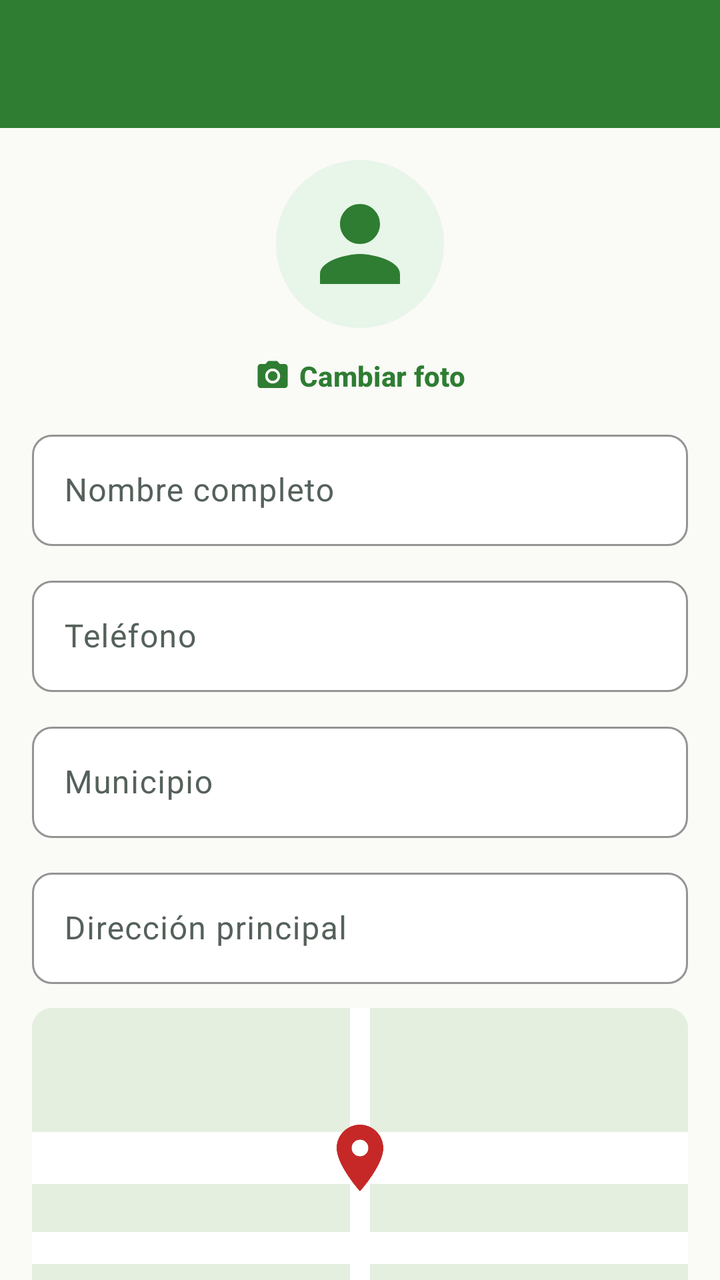
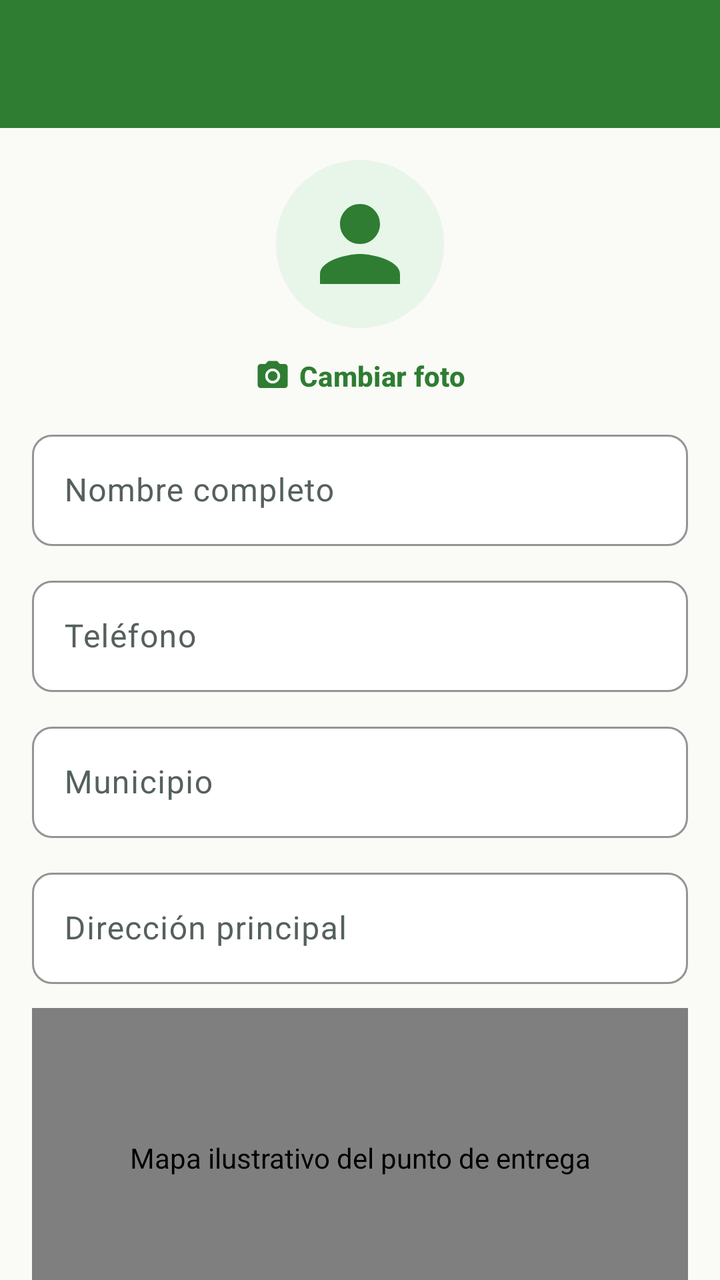

Screens rendered from an Android XML layout before and after an edit, with the pre-edit source and the edit as a unified diff.
<!-- AndroidManifest.xml: application theme Theme.AgroSabana -->
<!-- res/layout/activity_edit_profile.xml -->
<?xml version="1.0" encoding="utf-8"?>
<LinearLayout xmlns:android="http://schemas.android.com/apk/res/android" xmlns:app="http://schemas.android.com/apk/res-auto" xmlns:tools="http://schemas.android.com/tools" android:layout_width="match_parent" android:layout_height="match_parent" android:background="@color/surface_page" android:orientation="vertical">
    <com.google.android.material.appbar.MaterialToolbar android:id="@+id/toolbar" android:layout_width="match_parent" android:layout_height="wrap_content" />
    <androidx.core.widget.NestedScrollView android:layout_width="match_parent" android:layout_height="0dp" android:layout_weight="1">
    <LinearLayout style="@style/Layout.Page">
        <ImageView android:id="@+id/avatar" android:layout_width="@dimen/avatar_size" android:layout_height="@dimen/avatar_size" android:layout_gravity="center_horizontal" android:background="@drawable/bg_avatar" android:contentDescription="@string/photo_description" android:padding="@dimen/space_m" android:src="@drawable/ic_person" app:tint="?attr/agroAccentText" />
        <com.google.android.material.button.MaterialButton android:id="@+id/photoButton" style="@style/Widget.AgroSabana.Button.Text" android:layout_width="wrap_content" android:layout_height="wrap_content" android:layout_gravity="center_horizontal" android:text="@string/change_photo" app:icon="@drawable/ic_camera" />
        <com.google.android.material.textfield.TextInputLayout android:id="@+id/nameLayout" android:layout_width="match_parent" android:layout_height="wrap_content" android:layout_marginBottom="@dimen/space_m" android:hint="@string/full_name" >
            <com.google.android.material.textfield.TextInputEditText android:id="@+id/name" android:layout_width="match_parent" android:layout_height="wrap_content" android:inputType="textPersonName" />
        </com.google.android.material.textfield.TextInputLayout>
        <com.google.android.material.textfield.TextInputLayout android:id="@+id/phoneLayout" android:layout_width="match_parent" android:layout_height="wrap_content" android:layout_marginBottom="@dimen/space_m" android:hint="@string/phone" >
            <com.google.android.material.textfield.TextInputEditText android:id="@+id/phone" android:layout_width="match_parent" android:layout_height="wrap_content" android:inputType="phone" />
        </com.google.android.material.textfield.TextInputLayout>
        <com.google.android.material.textfield.TextInputLayout android:id="@+id/municipalityLayout" android:layout_width="match_parent" android:layout_height="wrap_content" android:layout_marginBottom="@dimen/space_m" android:hint="@string/municipality" >
            <com.google.android.material.textfield.TextInputEditText android:id="@+id/municipality" android:layout_width="match_parent" android:layout_height="wrap_content" android:inputType="textCapWords" />
        </com.google.android.material.textfield.TextInputLayout>
        <com.google.android.material.textfield.TextInputLayout android:id="@+id/addressLayout" android:layout_width="match_parent" android:layout_height="wrap_content" android:layout_marginBottom="@dimen/space_m" android:hint="@string/main_address" >
            <com.google.android.material.textfield.TextInputEditText android:id="@+id/address" android:layout_width="match_parent" android:layout_height="wrap_content" android:inputType="textPostalAddress" />
        </com.google.android.material.textfield.TextInputLayout>
        <FrameLayout android:layout_width="match_parent" android:layout_height="@dimen/map_height" android:layout_marginBottom="@dimen/space_m"
            android:background="@drawable/bg_map_placeholder" android:contentDescription="@string/map_description">
            <ImageView android:layout_width="40dp" android:layout_height="40dp" android:layout_gravity="center" android:importantForAccessibility="no"
                android:src="@drawable/ic_pin" app:tint="@color/state_error" />
            
        </FrameLayout>
        <com.google.android.material.button.MaterialButton android:id="@+id/saveButton" android:layout_width="match_parent" android:layout_height="wrap_content" android:text="@string/save_changes" />
    </LinearLayout>
    </androidx.core.widget.NestedScrollView>
</LinearLayout>
<!-- resources referenced by this layout -->
<resources>
  <color name="state_error">#C62828</color>
  <color name="surface_page">#FAFAF7</color>
  <dimen name="avatar_size">84dp</dimen>
  <dimen name="map_height">150dp</dimen>
  <dimen name="space_m">12dp</dimen>
  <!-- drawable bg_avatar (drawable) -->
  <?xml version="1.0" encoding="utf-8"?>
  <shape xmlns:android="http://schemas.android.com/apk/res/android" android:shape="oval">
      <solid android:color="@color/surface_tint" />
  </shape>
  <string name="change_photo">Cambiar foto</string>
  <string name="full_name">Nombre completo</string>
  <string name="main_address">Dirección principal</string>
  <string name="map_description">Mapa ilustrativo del punto de entrega</string>
  <string name="municipality">Municipio</string>
  <string name="phone">Teléfono</string>
  <string name="photo_description">Foto</string>
  <string name="save_changes">Guardar cambios</string>
  <style name="Layout.Page" parent="">
          <item name="android:layout_width">match_parent</item>
          <item name="android:layout_height">wrap_content</item>
          <item name="android:orientation">vertical</item>
          <item name="android:padding">@dimen/space_l</item>
      </style>
  <style name="Widget.AgroSabana.Button.Text" parent="Widget.Material3.Button.TextButton">
          <item name="android:minHeight">@dimen/touch_min</item>
          <item name="android:textAllCaps">false</item>
          <item name="android:textColor">@color/text_accent</item>
      </style>
  <style name="Theme.AgroSabana" parent="Base.Theme.AgroSabana" />
  <color name="surface_tint">#E8F5E9</color>
  <color name="map_land">#E4EFE0</color>
  <dimen name="radius_input">10dp</dimen>
  <color name="map_road">#FFFFFF</color>
  <dimen name="space_l">16dp</dimen>
  <dimen name="touch_min">48dp</dimen>
  <color name="text_accent">#2E7D32</color>
  <color name="agro_green">#2E7D32</color>
  <color name="text_on_primary">#FFFFFF</color>
  <color name="text_primary">#1E2A22</color>
  <color name="agro_amber">#F9A825</color>
  <color name="text_on_amber">#1E2A22</color>
  <color name="agro_slate">#37474F</color>
  <color name="surface_card">#FFFFFF</color>
  <color name="text_secondary">#55615A</color>
  <color name="stroke_soft">#D7DDD8</color>
  <color name="agro_green_dark">#1B5E20</color>
  <style name="Widget.AgroSabana.Card" parent="Widget.Material3.CardView.Outlined">
          <item name="cardCornerRadius">@dimen/radius_card</item>
          <item name="strokeColor">@color/stroke_soft</item>
          <item name="strokeWidth">@dimen/stroke_card</item>
          <item name="cardBackgroundColor">@color/surface_card</item>
      </style>
  <style name="TextAppearance.AgroSabana.ToolbarTitle" parent="TextAppearance.Material3.TitleLarge">
          <item name="android:textStyle">bold</item>
          <item name="android:textSize">@dimen/text_title</item>
      </style>
  <dimen name="radius_button">24dp</dimen>
  <dimen name="text_body">14sp</dimen>
  <color name="surface_input">#FFFFFF</color>
  <dimen name="radius_card">14dp</dimen>
  <dimen name="stroke_card">1dp</dimen>
  <style name="Widget.AgroSabana.NavIndicator" parent="Widget.Material3.BottomNavigationView.ActiveIndicator">
          <item name="android:color">@color/surface_tint</item>
      </style>
  <dimen name="text_title">20sp</dimen>
  <!-- unchanged entries left out for length: 11 -->
</resources>

<!-- the commit's change to res/layout/activity_edit_profile.xml (unified diff, before → after) -->
@@ -17,12 +17,12 @@
         <com.google.android.material.textfield.TextInputLayout android:id="@+id/addressLayout" android:layout_width="match_parent" android:layout_height="wrap_content" android:layout_marginBottom="@dimen/space_m" android:hint="@string/main_address" >
             <com.google.android.material.textfield.TextInputEditText android:id="@+id/address" android:layout_width="match_parent" android:layout_height="wrap_content" android:inputType="textPostalAddress" />
         </com.google.android.material.textfield.TextInputLayout>
-        <FrameLayout android:layout_width="match_parent" android:layout_height="@dimen/map_height" android:layout_marginBottom="@dimen/space_m"
+        <co.edu.ucompensar.agrosabana.ui.common.MapPreview android:id="@+id/map" android:layout_width="match_parent" android:layout_height="@dimen/map_height" android:layout_marginBottom="@dimen/space_m"
             android:background="@drawable/bg_map_placeholder" android:contentDescription="@string/map_description">
             <ImageView android:layout_width="40dp" android:layout_height="40dp" android:layout_gravity="center" android:importantForAccessibility="no"
                 android:src="@drawable/ic_pin" app:tint="@color/state_error" />
-            
-        </FrameLayout>
+            <com.google.android.material.button.MaterialButton android:id="@+id/locationButton" style="@style/Widget.AgroSabana.Button.Outlined" android:layout_width="wrap_content" android:layout_height="wrap_content" android:layout_margin="@dimen/space_s" android:backgroundTint="@color/surface_card" android:text="@string/use_my_location" app:icon="@drawable/ic_pin" />
+        </co.edu.ucompensar.agrosabana.ui.common.MapPreview>
         <com.google.android.material.button.MaterialButton android:id="@+id/saveButton" android:layout_width="match_parent" android:layout_height="wrap_content" android:text="@string/save_changes" />
     </LinearLayout>
     </androidx.core.widget.NestedScrollView>
<!-- resource entries referenced after the edit -->
@@ -5,6 +5,7 @@
   <dimen name="avatar_size">84dp</dimen>
   <dimen name="map_height">150dp</dimen>
   <dimen name="space_m">12dp</dimen>
+  <dimen name="space_s">8dp</dimen>
   <!-- drawable bg_avatar (drawable) -->
   <?xml version="1.0" encoding="utf-8"?>
   <shape xmlns:android="http://schemas.android.com/apk/res/android" android:shape="oval">
@@ -18,11 +19,20 @@
   <string name="phone">Teléfono</string>
   <string name="photo_description">Foto</string>
   <string name="save_changes">Guardar cambios</string>
+  <string name="use_my_location">Usar mi ubicación</string>
   <style name="Layout.Page" parent="">
           <item name="android:layout_width">match_parent</item>
           <item name="android:layout_height">wrap_content</item>
           <item name="android:orientation">vertical</item>
           <item name="android:padding">@dimen/space_l</item>
+      </style>
+  <style name="Widget.AgroSabana.Button.Outlined" parent="Widget.Material3.Button.OutlinedButton">
+          <item name="android:minHeight">@dimen/touch_min</item>
+          <item name="cornerRadius">@dimen/radius_button</item>
+          <item name="android:textAllCaps">false</item>
+          <item name="android:textStyle">bold</item>
+          <item name="android:textColor">@color/text_primary</item>
+          <item name="strokeColor">@color/stroke_soft</item>
       </style>
   <style name="Widget.AgroSabana.Button.Text" parent="Widget.Material3.Button.TextButton">
           <item name="android:minHeight">@dimen/touch_min</item>
